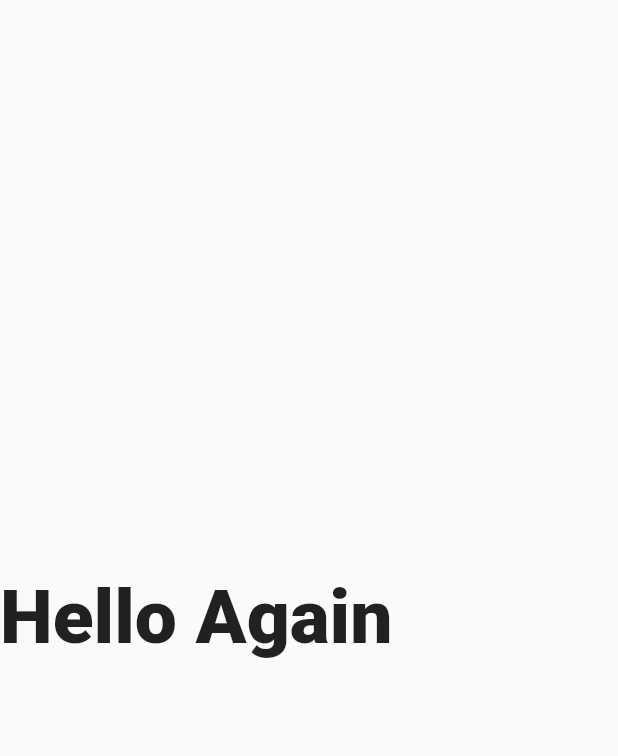
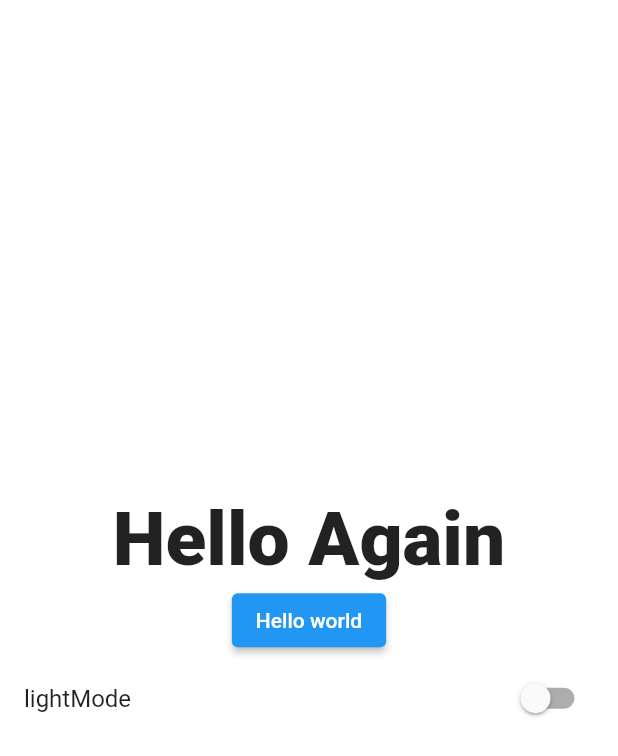
Before and after one commit to devmohamedgamal/shop_smart, a Flutter app: the screen it shows after launch, on a phone screen of 412 x 824 dp. Shown: the top 756 px of the screen. Run offline on Flutter 3.47's test engine with Material 2 defaults, Android fonts, the phone set to English and light mode, and no system bars; our stand-ins replace shared_preferences.

Commit message:
create theme dark and light mode

```diff
--- /dev/null
+++ b/lib/Providers/theme_provider.dart
@@ -0,0 +1,26 @@
+import 'package:flutter/material.dart';
+import 'package:shared_preferences/shared_preferences.dart';
+
+class ThemeProvider with ChangeNotifier {
+  static const THEME_STATUS = "THEME_STATUS";
+  bool _darkTheme = false;
+  bool get getDarkTheme => _darkTheme;
+
+  ThemeProvider() {
+    getTheme();
+  }
+
+  Future<void> setDarkTheme({required bool themeValue}) async {
+    SharedPreferences prefs = await SharedPreferences.getInstance();
+    prefs.setBool(THEME_STATUS, themeValue);
+    _darkTheme = themeValue;
+    notifyListeners();
+  }
+
+  Future<bool> getTheme() async {
+    SharedPreferences prefs = await SharedPreferences.getInstance();
+    _darkTheme = prefs.getBool(THEME_STATUS) ?? false;
+    notifyListeners();
+    return _darkTheme;
+  }
+}
--- /dev/null
+++ b/lib/consts/app_colors.dart
@@ -0,0 +1,10 @@
+import 'package:flutter/material.dart';
+
+class AppColors {
+  static const Color lightScaffoldColor = Colors.white;
+  static const Color lightPrimary = Color(0xFF181059);
+  static const Color lightCardColor = Color.fromARGB(106, 250, 250, 250);
+  static const Color darkScaffoldColor = Color.fromARGB(255, 9, 3, 27);
+  static const Color darkPrimary = Color.fromARGB(255, 94, 75, 236);
+  static const Color darkCardColor = Color.fromARGB(255, 13, 6, 37);
+}
--- /dev/null
+++ b/lib/consts/theme_data.dart
@@ -0,0 +1,17 @@
+import 'package:flutter/material.dart';
+
+import 'app_colors.dart';
+
+class Style {
+  static ThemeData themeData(
+      {required bool isDarktheme, required BuildContext context}) {
+    return ThemeData(
+      scaffoldBackgroundColor: isDarktheme
+          ? AppColors.darkScaffoldColor
+          : AppColors.lightScaffoldColor,
+      cardColor:
+          isDarktheme ? AppColors.darkCardColor : AppColors.lightCardColor,
+          brightness: isDarktheme ? Brightness.dark : Brightness.light,
+    );
+  }
+}
--- a/lib/main.dart
+++ b/lib/main.dart
@@ -1,19 +1,31 @@
 import 'package:flutter/material.dart';
-
+import 'package:provider/provider.dart';
+import 'package:shop_smart_user/Providers/theme_provider.dart';
+import 'consts/theme_data.dart';
 import 'screens/home_screen.dart';
 
 void main() {
   runApp(const ShopSmartApp());
 }
 
-
 class ShopSmartApp extends StatelessWidget {
   const ShopSmartApp({super.key});
 
   @override
   Widget build(BuildContext context) {
-    return MaterialApp(
-      home:HomeScreen(),
+    return MultiProvider(
+      providers: [
+        ChangeNotifierProvider(create: (_) => ThemeProvider()),
+      ],
+      child: Consumer<ThemeProvider>(builder: (context, ThemeProvider, child) {
+        return MaterialApp(
+          debugShowCheckedModeBanner: false,
+          title: 'Shope Smart',
+          theme: Style.themeData(
+              isDarktheme: ThemeProvider.getDarkTheme, context: context),
+          home: const HomeScreen(),
+        );
+      }),
     );
   }
 }
--- a/lib/screens/home_screen.dart
+++ b/lib/screens/home_screen.dart
@@ -1,18 +1,28 @@
 import 'package:flutter/material.dart';
+import 'package:provider/provider.dart';
+import 'package:shop_smart_user/Providers/theme_provider.dart';
 
 class HomeScreen extends StatelessWidget {
   const HomeScreen({super.key});
 
   @override
   Widget build(BuildContext context) {
-    return const Scaffold(
+    final themeProvider = Provider.of<ThemeProvider>(context);
+    return Scaffold(
       body: Column(
         mainAxisAlignment: MainAxisAlignment.center,
-        crossAxisAlignment: CrossAxisAlignment.center,
         children: [
-          Text(
+          const Text(
             'Hello Again',
             style: TextStyle(fontSize: 50, fontWeight: FontWeight.w800),
+          ),
+          ElevatedButton(onPressed: () {}, child: const Text('Hello world')),
+          SwitchListTile(
+            title: Text(themeProvider.getDarkTheme ? 'Dark Mode' :'lightMode'),
+            value: themeProvider.getDarkTheme,
+            onChanged: (value) {
+              themeProvider.setDarkTheme(themeValue: value);
+            },
           ),
         ],
       ),
--- a/pubspec.yaml
+++ b/pubspec.yaml
@@ -35,6 +35,8 @@
   # The following adds the Cupertino Icons font to your application.
   # Use with the CupertinoIcons class for iOS style icons.
   cupertino_icons: ^1.0.2
+  provider: ^6.0.5
+  shared_preferences: ^2.2.0
 
 dev_dependencies:
   flutter_test:
```
Also changed, not shown: pubspec.lock, 1 other file.
